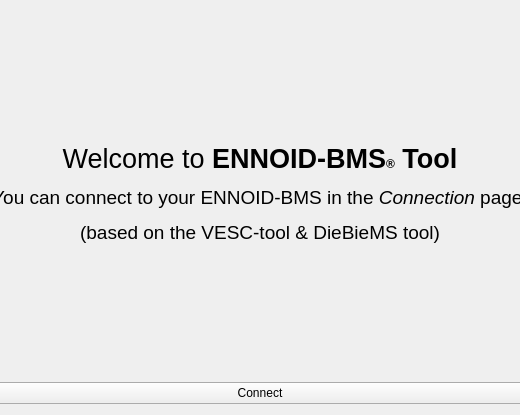
The window that pages/pagewelcome.ui (tbort/ENNOID-BMS-Tool) describes before a commit, drawn with Qt 5; both pictures show x 120 to 640 and y 0 to 415 of the 760 by 415 pixel window.
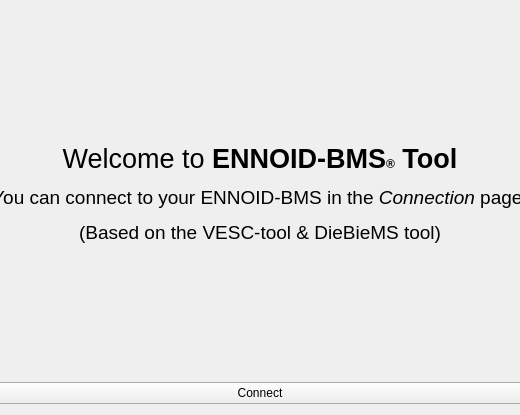
The same window after the commit. Icons and pictures are not drawn. Custom widgets are drawn as their Qt base class.

```diff
--- a/pages/pagewelcome.ui
+++ b/pages/pagewelcome.ui
@@ -32,7 +32,7 @@
       <item>
        <widget class="QLabel" name="label">
         <property name="text">
-         <string>&lt;html&gt;&lt;head/&gt;&lt;body&gt;&lt;p align=&quot;center&quot;&gt;&lt;span style=&quot; font-size:20pt;&quot;&gt;Welcome to &lt;/span&gt;&lt;span style=&quot; font-size:20pt; font-weight:600;&quot;&gt;ENNOID-BMS&lt;/span&gt;&lt;span style=&quot; font-weight:600;&quot;&gt;®&lt;/span&gt;&lt;span style=&quot; font-size:20pt; font-weight:600;&quot;&gt; Tool&lt;/span&gt;&lt;/p&gt;&lt;p align=&quot;center&quot;&gt;&lt;span style=&quot; font-size:14pt;&quot;&gt;You can connect to your ENNOID-BMS in the &lt;/span&gt;&lt;span style=&quot; font-size:14pt; font-style:italic;&quot;&gt;Connection&lt;/span&gt;&lt;span style=&quot; font-size:14pt;&quot;&gt; page.&lt;/span&gt;&lt;/p&gt;&lt;p align=&quot;center&quot;&gt;&lt;span style=&quot; font-size:14pt;&quot;&gt;(based on the VESC-tool &amp;amp; DieBieMS tool)&lt;/span&gt;&lt;/p&gt;&lt;/body&gt;&lt;/html&gt;</string>
+         <string>&lt;html&gt;&lt;head/&gt;&lt;body&gt;&lt;p align=&quot;center&quot;&gt;&lt;span style=&quot; font-size:20pt;&quot;&gt;Welcome to &lt;/span&gt;&lt;span style=&quot; font-size:20pt; font-weight:600;&quot;&gt;ENNOID-BMS&lt;/span&gt;&lt;span style=&quot; font-weight:600;&quot;&gt;®&lt;/span&gt;&lt;span style=&quot; font-size:20pt; font-weight:600;&quot;&gt; Tool&lt;/span&gt;&lt;/p&gt;&lt;p align=&quot;center&quot;&gt;&lt;span style=&quot; font-size:14pt;&quot;&gt;You can connect to your ENNOID-BMS in the &lt;/span&gt;&lt;span style=&quot; font-size:14pt; font-style:italic;&quot;&gt;Connection&lt;/span&gt;&lt;span style=&quot; font-size:14pt;&quot;&gt; page.&lt;/span&gt;&lt;/p&gt;&lt;p align=&quot;center&quot;&gt;&lt;span style=&quot; font-size:14pt;&quot;&gt;(Based on the VESC-tool &amp;amp; DieBieMS tool)&lt;/span&gt;&lt;/p&gt;&lt;/body&gt;&lt;/html&gt;</string>
         </property>
         <property name="wordWrap">
          <bool>true</bool>
```
